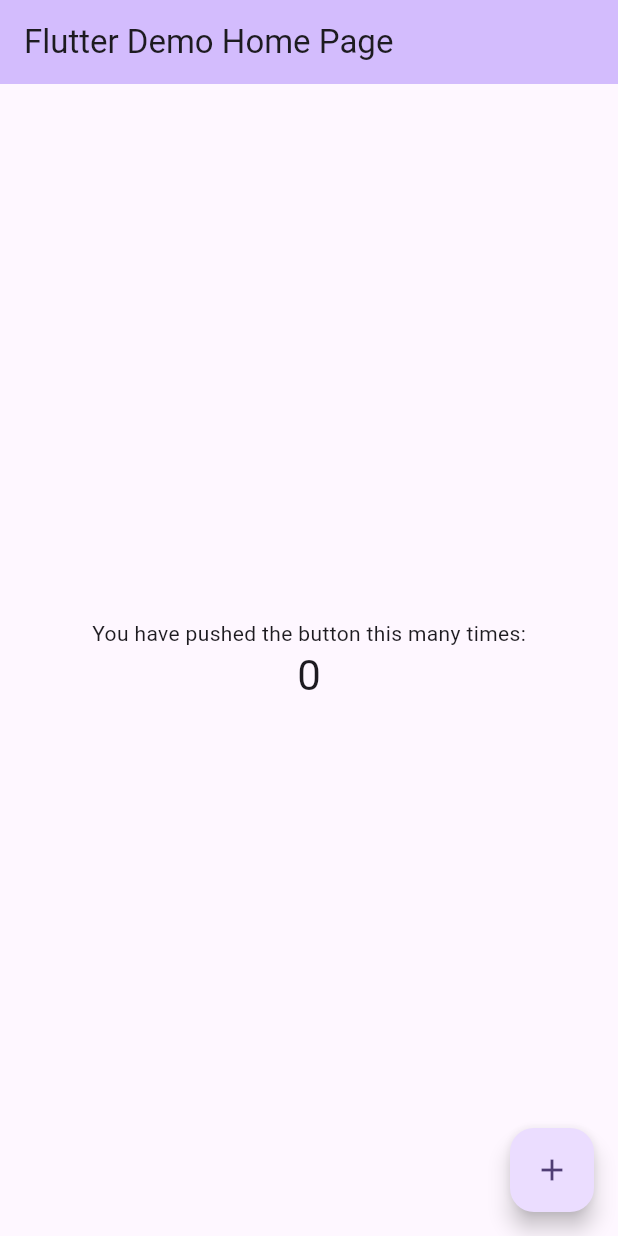
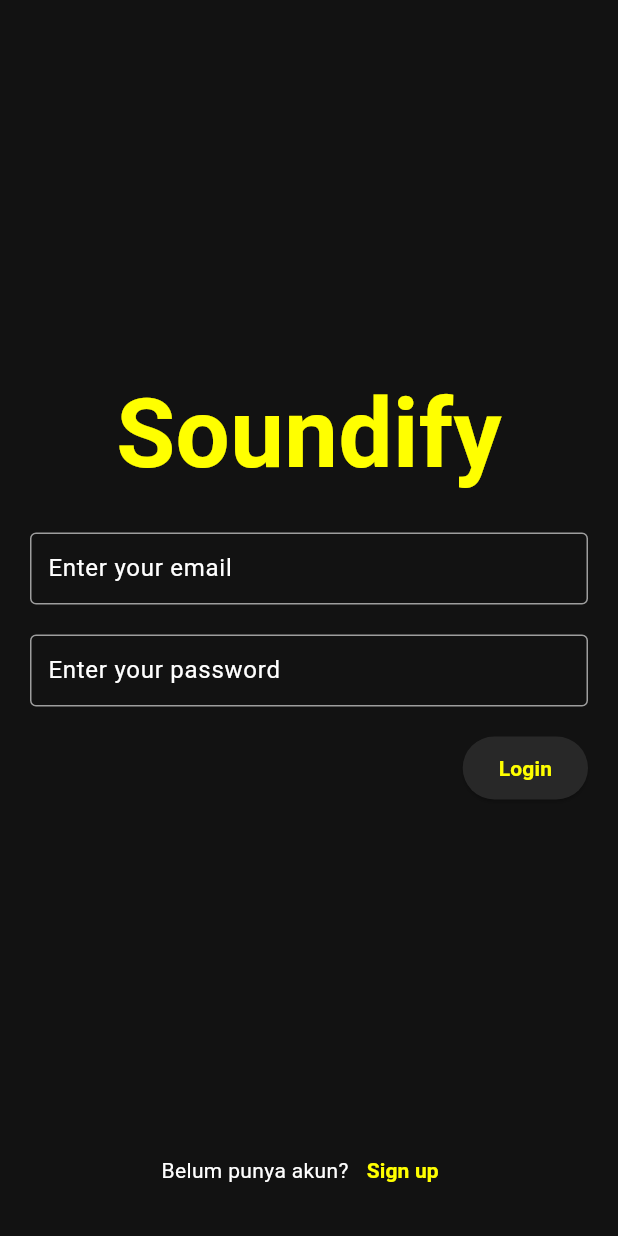
Before and after one commit to mfaizasysyauqi/soundify-sqlite-clean-architecture, a Flutter app: the screen it shows after launch, on a phone screen of 412 x 824 dp. Run offline on Flutter 3.47's test engine with Material 3 defaults, Android fonts, the phone set to English and light mode, and no system bars.

Commit message:
feat(auth, common): add login, register screens, navigation, custom button, text field components

```diff
--- a/lib/main.dart
+++ b/lib/main.dart
@@ -1,4 +1,5 @@
 import 'package:flutter/material.dart';
+import 'package:soundify/presentation/screens/auth/login_screen.dart';
 
 void main() {
   runApp(const MyApp());
@@ -10,116 +11,10 @@ class MyApp extends StatelessWidget {
   // This widget is the root of your application.
   @override
   Widget build(BuildContext context) {
-    return MaterialApp(
+    return const MaterialApp(
       title: 'Flutter Demo',
-      theme: ThemeData(
-        // This is the theme of your application.
-        //
-        // TRY THIS: Try running your application with "flutter run". You'll see
-        // the application has a purple toolbar. Then, without quitting the app,
-        // try changing the seedColor in the colorScheme below to Colors.green
-        // and then invoke "hot reload" (save your changes or press the "hot
-        // reload" button in a Flutter-supported IDE, or press "r" if you used
-        // the command line to start the app).
-        //
-        // Notice that the counter didn't reset back to zero; the application
-        // state is not lost during the reload. To reset the state, use hot
-        // restart instead.
-        //
-        // This works for code too, not just values: Most code changes can be
-        // tested with just a hot reload.
-        colorScheme: ColorScheme.fromSeed(seedColor: Colors.deepPurple),
-        useMaterial3: true,
-      ),
-      home: const MyHomePage(title: 'Flutter Demo Home Page'),
+      debugShowCheckedModeBanner: false,
+      home: LoginScreen()
     );
   }
 }
-
-class MyHomePage extends StatefulWidget {
-  const MyHomePage({super.key, required this.title});
-
-  // This widget is the home page of your application. It is stateful, meaning
-  // that it has a State object (defined below) that contains fields that affect
-  // how it looks.
-
-  // This class is the configuration for the state. It holds the values (in this
-  // case the title) provided by the parent (in this case the App widget) and
-  // used by the build method of the State. Fields in a Widget subclass are
-  // always marked "final".
-
-  final String title;
-
-  @override
-  State<MyHomePage> createState() => _MyHomePageState();
-}
-
-class _MyHomePageState extends State<MyHomePage> {
-  int _counter = 0;
-
-  void _incrementCounter() {
-    setState(() {
-      // This call to setState tells the Flutter framework that something has
-      // changed in this State, which causes it to rerun the build method below
-      // so that the display can reflect the updated values. If we changed
-      // _counter without calling setState(), then the build method would not be
-      // called again, and so nothing would appear to happen.
-      _counter++;
-    });
-  }
-
-  @override
-  Widget build(BuildContext context) {
-    // This method is rerun every time setState is called, for instance as done
-    // by the _incrementCounter method above.
-    //
-    // The Flutter framework has been optimized to make rerunning build methods
-    // fast, so that you can just rebuild anything that needs updating rather
-    // than having to individually change instances of widgets.
-    return Scaffold(
-      appBar: AppBar(
-        // TRY THIS: Try changing the color here to a specific color (to
-        // Colors.amber, perhaps?) and trigger a hot reload to see the AppBar
-        // change color while the other colors stay the same.
-        backgroundColor: Theme.of(context).colorScheme.inversePrimary,
-        // Here we take the value from the MyHomePage object that was created by
-        // the App.build method, and use it to set our appbar title.
-        title: Text(widget.title),
-      ),
-      body: Center(
-        // Center is a layout widget. It takes a single child and positions it
-        // in the middle of the parent.
-        child: Column(
-          // Column is also a layout widget. It takes a list of children and
-          // arranges them vertically. By default, it sizes itself to fit its
-          // children horizontally, and tries to be as tall as its parent.
-          //
-          // Column has various properties to control how it sizes itself and
-          // how it positions its children. Here we use mainAxisAlignment to
-          // center the children vertically; the main axis here is the vertical
-          // axis because Columns are vertical (the cross axis would be
-          // horizontal).
-          //
-          // TRY THIS: Invoke "debug painting" (choose the "Toggle Debug Paint"
-          // action in the IDE, or press "p" in the console), to see the
-          // wireframe for each widget.
-          mainAxisAlignment: MainAxisAlignment.center,
-          children: <Widget>[
-            const Text(
-              'You have pushed the button this many times:',
-            ),
-            Text(
-              '$_counter',
-              style: Theme.of(context).textTheme.headlineMedium,
-            ),
-          ],
-        ),
-      ),
-      floatingActionButton: FloatingActionButton(
-        onPressed: _incrementCounter,
-        tooltip: 'Increment',
-        child: const Icon(Icons.add),
-      ), // This trailing comma makes auto-formatting nicer for build methods.
-    );
-  }
-}
--- a/lib/presentation/screens/auth/login_screen.dart
+++ b/lib/presentation/screens/auth/login_screen.dart
@@ -0,0 +1,128 @@
+// lib/presentation/screens/auth/login_screen.dart
+import 'package:flutter/material.dart';
+import 'package:soundify/core/styles/colors.dart';
+import 'package:soundify/core/styles/text_styles.dart';
+import 'package:soundify/presentation/screens/auth/register_screen.dart';
+import 'package:soundify/presentation/widgets/common/custom_button.dart';
+import 'package:soundify/presentation/widgets/common/custom_text_field.dart';
+
+class LoginScreen extends StatefulWidget {
+  const LoginScreen({super.key});
+
+  @override
+  State<LoginScreen> createState() => _LoginScreenState();
+}
+
+class _LoginScreenState extends State<LoginScreen> {
+  final emailController = TextEditingController();
+  final passwordController = TextEditingController();
+
+  bool _isHoveredEmail = false;
+  bool _isHoveredPassword = false;
+  bool _isHoveredLoginButton = false;
+
+  @override
+  Widget build(BuildContext context) {
+    return Scaffold(
+      backgroundColor: primaryColor,
+      body: SafeArea(
+        child: Padding(
+          padding: const EdgeInsets.all(20.0),
+          child: Column(
+            mainAxisAlignment: MainAxisAlignment.center,
+            crossAxisAlignment: CrossAxisAlignment.end,
+            children: [
+              const Spacer(),
+              _buildLogo(),
+              _buildLoginForm(),
+              const Spacer(),
+              _buildSignUpPrompt(),
+            ],
+          ),
+        ),
+      ),
+    );
+  }
+
+  Widget _buildLogo() {
+    return const Column(
+      children: [
+        Center(
+          child: Text(
+            'Soundify',
+            style: TextStyle(
+              fontSize: 64,
+              color: secondaryColor,
+              fontWeight: FontWeight.bold,
+            ),
+          ),
+        ),
+      ],
+    );
+  }
+
+  Widget _buildLoginForm() {
+    return Column(
+      children: [
+        const SizedBox(height: 20),
+        CustomTextField(
+          controller: emailController,
+          hintText: 'Enter your email',
+          isHovered: _isHoveredEmail,
+          onHover: (value) => setState(() => _isHoveredEmail = value),
+        ),
+        const SizedBox(height: 20),
+        CustomTextField(
+          controller: passwordController,
+          hintText: 'Enter your password',
+          obscureText: true,
+          isHovered: _isHoveredPassword,
+          onHover: (value) => setState(() => _isHoveredPassword = value),
+        ),
+        const SizedBox(height: 20),
+        Row(
+          mainAxisAlignment: MainAxisAlignment.end,
+          children: [
+            _buildLoginButton(),
+          ],
+        ),
+      ],
+    );
+  }
+
+  Widget _buildLoginButton() {
+    return CustomButton(
+      text: 'Login',
+      onPressed: () => () {},
+      isHovered: _isHoveredLoginButton,
+      onHover: (value) => setState(() => _isHoveredLoginButton = value),
+    );
+  }
+
+  Widget _buildSignUpPrompt() {
+    return Row(
+      mainAxisAlignment: MainAxisAlignment.center,
+      children: [
+        const Text(
+          "Belum punya akun?",
+          style: TextStyle(color: primaryTextColor),
+        ),
+        TextButton(
+          onPressed: () {
+            Navigator.push(
+              context,
+              MaterialPageRoute(builder: (context) => const RegisterScreen()),
+            );
+          },
+          child: const Text(
+            "Sign up",
+            style: TextStyle(
+              fontWeight: FontWeight.bold,
+              color: secondaryColor,
+            ),
+          ),
+        ),
+      ],
+    );
+  }
+}
--- a/lib/presentation/widgets/common/custom_button.dart
+++ b/lib/presentation/widgets/common/custom_button.dart
@@ -0,0 +1,46 @@
+// lib/presentation/widgets/common/custom_button.dart
+import 'package:flutter/material.dart';
+import 'package:soundify/core/styles/colors.dart';
+
+class CustomButton extends StatelessWidget {
+  final String text;
+  final VoidCallback onPressed;
+  final bool isHovered;
+  final Function(bool) onHover;
+  final bool isLoading;
+
+  const CustomButton({
+    super.key,
+    required this.text,
+    required this.onPressed,
+    required this.isHovered,
+    required this.onHover,
+    this.isLoading = false,
+  });
+
+  @override
+  Widget build(BuildContext context) {
+    return MouseRegion(
+      onEnter: (_) => onHover(true),
+      onExit: (_) => onHover(false),
+      child: SizedBox(
+        height: 42,
+        child: ElevatedButton(
+          onPressed: isLoading ? null : onPressed,
+          style: ElevatedButton.styleFrom(
+            backgroundColor: isHovered ? secondaryColor : tertiaryColor,
+          ),
+          child: isLoading
+              ? const CircularProgressIndicator()
+              : Text(
+                  text,
+                  style: TextStyle(
+                    color: isHovered ? tertiaryColor : secondaryColor,
+                    fontWeight: FontWeight.bold,
+                  ),
+                ),
+        ),
+      ),
+    );
+  }
+}
--- a/lib/presentation/widgets/common/custom_text_field.dart
+++ b/lib/presentation/widgets/common/custom_text_field.dart
@@ -0,0 +1,50 @@
+// lib/presentation/widgets/common/custom_text_field.dart
+import 'package:flutter/material.dart';
+import 'package:soundify/core/styles/colors.dart';
+import 'package:soundify/core/styles/text_styles.dart';
+
+class CustomTextField extends StatelessWidget {
+  final TextEditingController controller;
+  final String hintText;
+  final bool obscureText;
+  final bool isHovered;
+  final Function(bool) onHover;
+
+  const CustomTextField({
+    super.key,
+    required this.controller,
+    required this.hintText,
+    this.obscureText = false,
+    required this.isHovered,
+    required this.onHover,
+  });
+
+  @override
+  Widget build(BuildContext context) {
+    return MouseRegion(
+      onEnter: (_) => onHover(true),
+      onExit: (_) => onHover(false),
+      child: TextFormField(
+        style: const TextStyle(color: primaryTextColor),
+        controller: controller,
+        obscureText: obscureText,
+        decoration: InputDecoration(
+          contentPadding: const EdgeInsets.all(8),
+          hintText: hintText,
+          hintStyle: const TextStyle(color: primaryTextColor),
+          border: const OutlineInputBorder(
+            borderSide: BorderSide(color: primaryTextColor),
+          ),
+          focusedBorder: const OutlineInputBorder(
+            borderSide: BorderSide(color: secondaryColor),
+          ),
+          enabledBorder: OutlineInputBorder(
+            borderSide: BorderSide(
+              color: isHovered ? secondaryColor : senaryColor,
+            ),
+          ),
+        ),
+      ),
+    );
+  }
+}
```
Also changed, not shown: lib/presentation/screens/auth/register_screen.dart (+144 -0 lines).
